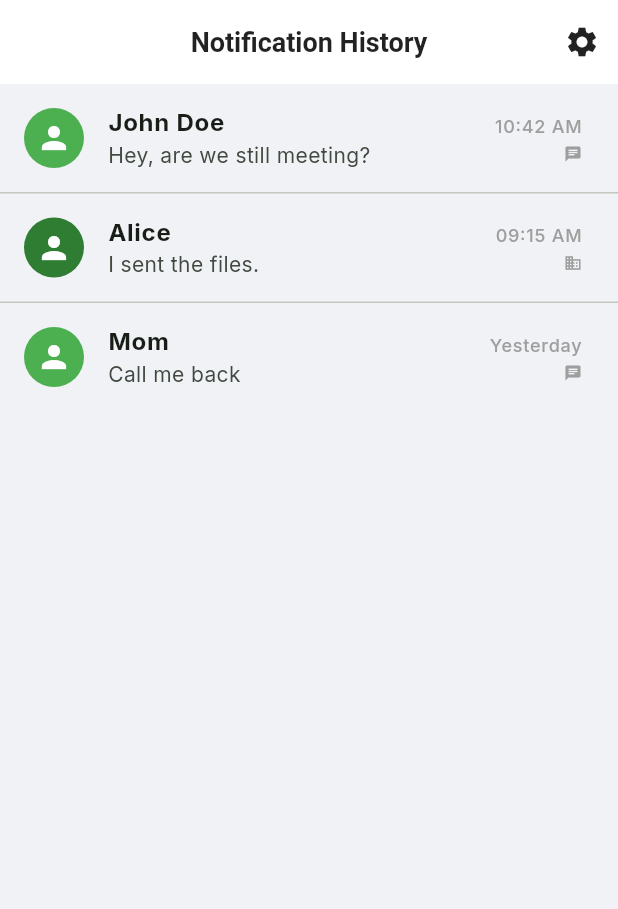
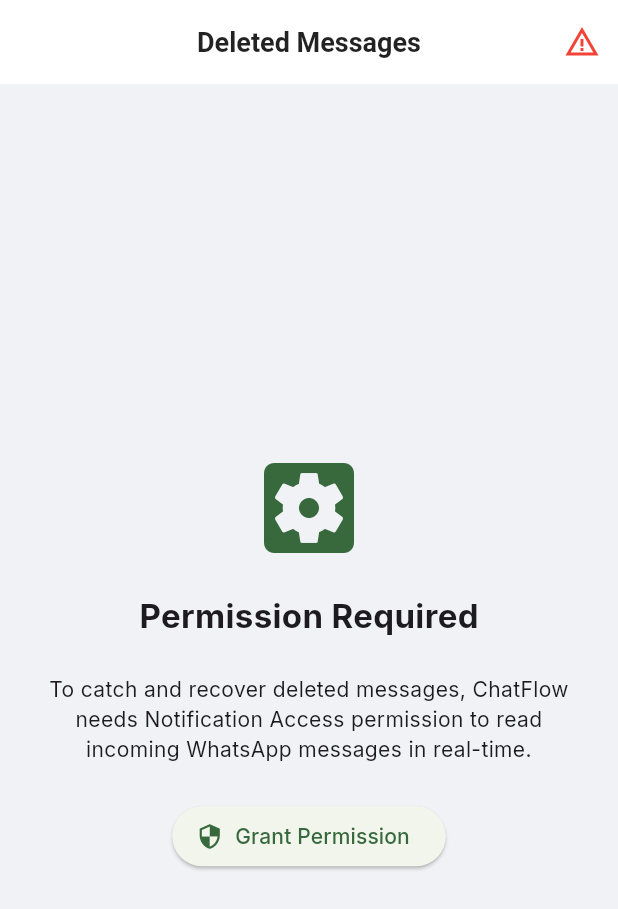
Before and after one commit to mohaninurum/ChatFlow, a Flutter app: the NotificationHistoryScreen screen opened by its route, on a phone screen of 412 x 824 dp. Shown: the top 909 px of the screen. Run offline on Flutter 3.47's test engine with Material 3 defaults, Android fonts, the phone set to English and light mode, and no system bars; our stand-ins replace flutter_riverpod, flutter_screenutil, go_router, google_fonts, hive_flutter, permission_handler and 1 more; missing offline and left inert: notification_listener_service; accounts and stored records are empty.

Commit message:
Implement Notification Listener Service and UI fixes

```diff
--- a/lib/features/chat_utilities/presentation/screens/chat_utilities_screen.dart
+++ b/lib/features/chat_utilities/presentation/screens/chat_utilities_screen.dart
@@ -5,7 +5,7 @@
   const ChatUtilitiesScreen({super.key});
 
   @override
-  Widget build(BuildContext context) {
+  Widget build(BuildContext context, WidgetRef ref) {
     return Scaffold(
       appBar: AppBar(title: const Text('Chat Utilities')),
       body: ListView(
--- a/lib/features/dashboard/presentation/screens/home_screen.dart
+++ b/lib/features/dashboard/presentation/screens/home_screen.dart
@@ -134,9 +134,9 @@
         'color': Colors.green,
       },
       {
-        'title': 'Notification History',
+        'title': 'Recover Deleted Msgs',
         'subtitle': 'Catch deleted messages',
-        'icon': Icons.history,
+        'icon': Icons.delete_sweep,
         'route': 'notificationHistory',
         'color': Colors.purple,
       },
--- a/lib/features/file_manager/presentation/screens/file_manager_screen.dart
+++ b/lib/features/file_manager/presentation/screens/file_manager_screen.dart
@@ -5,7 +5,7 @@
   const FileManagerScreen({super.key});
 
   @override
-  Widget build(BuildContext context) {
+  Widget build(BuildContext context, WidgetRef ref) {
     final categories = [
       {'name': 'Images', 'icon': Icons.image, 'count': '243 files'},
       {'name': 'Videos', 'icon': Icons.video_file, 'count': '45 files'},
--- a/lib/features/media_cleaner/presentation/screens/media_cleaner_screen.dart
+++ b/lib/features/media_cleaner/presentation/screens/media_cleaner_screen.dart
@@ -39,7 +39,6 @@
               width: double.infinity,
               child: ElevatedButton(
                 style: ElevatedButton.styleFrom(padding: const EdgeInsets.all(16)),
-                onSelected: null,
                 onPressed: () {
                   ScaffoldMessenger.of(context).showSnackBar(const SnackBar(content: Text('Cleaning up 1.4 GB...')));
                 },
--- a/lib/features/notification_history/presentation/screens/notification_history_screen.dart
+++ b/lib/features/notification_history/presentation/screens/notification_history_screen.dart
@@ -1,5 +1,8 @@
+import 'dart:async';
 import 'package:flutter/material.dart';
 import 'package:flutter_riverpod/flutter_riverpod.dart';
+import 'package:notification_listener_service/notification_listener_service.dart';
+import 'package:notification_listener_service/notification_event.dart';
 
 class NotificationHistoryScreen extends ConsumerStatefulWidget {
   const NotificationHistoryScreen({super.key});
@@ -9,42 +12,105 @@
 }
 
 class _NotificationHistoryScreenState extends ConsumerState<NotificationHistoryScreen> {
-  // Mock data for now until local DB (Hive) + Native Listener is fully implemented
-  final List<Map<String, dynamic>> _notifications = [
-    {'title': 'John Doe', 'message': 'Hey, are we still meeting?', 'time': '10:42 AM', 'app': 'WhatsApp'},
-    {'title': 'Alice', 'message': 'I sent the files.', 'time': '09:15 AM', 'app': 'WhatsApp Business'},
-    {'title': 'Mom', 'message': 'Call me back', 'time': 'Yesterday', 'app': 'WhatsApp'},
-  ];
+  final List<ServiceNotificationEvent> _notifications = [];
+  StreamSubscription? _subscription;
+  bool _hasPermission = false;
+
+  @override
+  void initState() {
+    super.initState();
+    _checkPermissionAndListen();
+  }
+
+  Future<void> _checkPermissionAndListen() async {
+    final bool status = await NotificationListenerService.isPermissionGranted();
+    setState(() => _hasPermission = status);
+
+    if (status) {
+      _startListening();
+    }
+  }
+
+  Future<void> _requestPermission() async {
+    await NotificationListenerService.requestPermission();
+    _checkPermissionAndListen();
+  }
+
+  void _startListening() {
+    _subscription = NotificationListenerService.notificationsStream.listen((event) {
+      // Only listen to WhatsApp and WhatsApp Business
+      if (event.packageName == 'com.whatsapp' || event.packageName == 'com.whatsapp.w4b') {
+        // Exclude system/ongoing notifications
+        if (event.title != null && event.content != null && event.content != 'Checking for new messages') {
+          setState(() {
+            // Add at the beginning of the list
+            _notifications.insert(0, event);
+          });
+        }
+      }
+    });
+  }
+
+  @override
+  void dispose() {
+    _subscription?.cancel();
+    super.dispose();
+  }
+
+  bool _isDeletedMessage(String? content) {
+    if (content == null) return false;
+    return content.contains('This message was deleted') || content.contains('You deleted this message');
+  }
 
   @override
   Widget build(BuildContext context) {
     return Scaffold(
       appBar: AppBar(
-        title: const Text('Notification History'),
+        title: const Text('Deleted Messages'),
         actions: [
           IconButton(
-            icon: const Icon(Icons.settings),
-            onPressed: () {
-              ScaffoldMessenger.of(context).showSnackBar(
-                const SnackBar(content: Text('Please enable Notification Access in System Settings')),
-              );
-            },
-            tooltip: 'Enable Notification Access',
+            icon: Icon(_hasPermission ? Icons.check_circle : Icons.warning_amber),
+            color: _hasPermission ? Colors.green : Colors.red,
+            onPressed: _requestPermission,
+            tooltip: _hasPermission ? 'Service Active' : 'Enable Notification Access',
           )
         ],
       ),
-      body: _notifications.isEmpty
+      body: !_hasPermission
           ? Center(
               child: Column(
                 mainAxisAlignment: MainAxisAlignment.center,
                 children: [
-                  Icon(Icons.notifications_off_outlined, size: 64, color: Theme.of(context).colorScheme.primary),
+                  Icon(Icons.settings_applications, size: 80, color: Theme.of(context).colorScheme.primary),
                   const SizedBox(height: 16),
-                  const Text('No notifications caught yet', style: TextStyle(fontSize: 18)),
+                  const Text('Permission Required', style: TextStyle(fontSize: 22, fontWeight: FontWeight.bold)),
+                  const Padding(
+                    padding: EdgeInsets.all(24.0),
+                    child: Text(
+                      'To catch and recover deleted messages, ChatFlow needs Notification Access permission to read incoming WhatsApp messages in real-time.',
+                      textAlign: TextAlign.center,
+                    ),
+                  ),
+                  ElevatedButton.icon(
+                    onPressed: _requestPermission,
+                    icon: const Icon(Icons.security),
+                    label: const Text('Grant Permission'),
+                  )
+                ],
+              ),
+            )
+          : _notifications.isEmpty
+              ? Center(
+                  child: Column(
+                    mainAxisAlignment: MainAxisAlignment.center,
+                    children: [
+                      Icon(Icons.mark_email_unread_outlined, size: 80, color: Theme.of(context).colorScheme.secondary.withOpacity(0.5)),
+                      const SizedBox(height: 16),
+                      const Text('Listening for messages...', style: TextStyle(fontSize: 18, fontWeight: FontWeight.bold)),
                       const Padding(
                         padding: EdgeInsets.all(16.0),
                         child: Text(
-                      'Tap the settings icon to enable Notification Access so we can save deleted messages.',
+                          'New WhatsApp messages will appear here. If someone deletes a message, you will still be able to see the original text above the "deleted" notice.',
                           textAlign: TextAlign.center,
                         ),
                       )
@@ -56,20 +122,41 @@
                   separatorBuilder: (context, index) => const Divider(height: 1),
                   itemBuilder: (context, index) {
                     final notif = _notifications[index];
-                final isBusiness = notif['app'] == 'WhatsApp Business';
+                    final isBusiness = notif.packageName == 'com.whatsapp.w4b';
+                    final isDeleted = _isDeletedMessage(notif.content);
 
                     return ListTile(
                       leading: CircleAvatar(
                         backgroundColor: isBusiness ? Colors.green[800] : Colors.green,
                         child: const Icon(Icons.person, color: Colors.white),
                       ),
-                  title: Text(notif['title'], style: const TextStyle(fontWeight: FontWeight.bold)),
-                  subtitle: Text(notif['message']),
+                      title: Row(
+                        children: [
+                          Expanded(
+                            child: Text(notif.title ?? 'Unknown', style: const TextStyle(fontWeight: FontWeight.bold), overflow: TextOverflow.ellipsis),
+                          ),
+                          if (isDeleted) ...[
+                            const SizedBox(width: 8),
+                            Container(
+                              padding: const EdgeInsets.symmetric(horizontal: 6, vertical: 2),
+                              decoration: BoxDecoration(
+                                color: Colors.red.withOpacity(0.1),
+                                borderRadius: BorderRadius.circular(4),
+                                border: Border.all(color: Colors.red.withOpacity(0.5)),
+                              ),
+                              child: const Text('Deleted', style: TextStyle(fontSize: 10, color: Colors.red, fontWeight: FontWeight.bold)),
+                            )
+                          ]
+                        ],
+                      ),
+                      subtitle: Text(notif.content ?? '', style: TextStyle(color: isDeleted ? Colors.black87 : Colors.grey)),
                       trailing: Column(
                         mainAxisAlignment: MainAxisAlignment.center,
                         crossAxisAlignment: CrossAxisAlignment.end,
                         children: [
-                      Text(notif['time'], style: const TextStyle(fontSize: 12, color: Colors.grey)),
+                          // Format time nicely if we had a timestamp, but ServiceNotificationEvent has no timestamp by default sometimes,
+                          // or we can just use "Just now" for this live stream
+                          const Text('Just now', style: TextStyle(fontSize: 12, color: Colors.grey)),
                           const SizedBox(height: 4),
                           Icon(isBusiness ? Icons.business : Icons.chat, size: 12, color: Colors.grey),
                         ],
--- a/lib/features/profile/presentation/screens/profile_screen.dart
+++ b/lib/features/profile/presentation/screens/profile_screen.dart
@@ -5,7 +5,7 @@
   const ProfileScreen({super.key});
 
   @override
-  Widget build(BuildContext context) {
+  Widget build(BuildContext context, WidgetRef ref) {
     return Scaffold(
       appBar: AppBar(title: const Text('Profile & About')),
       body: ListView(
--- a/lib/features/status_creator/presentation/screens/status_creator_screen.dart
+++ b/lib/features/status_creator/presentation/screens/status_creator_screen.dart
@@ -5,7 +5,7 @@
   const StatusCreatorScreen({super.key});
 
   @override
-  Widget build(BuildContext context) {
+  Widget build(BuildContext context, WidgetRef ref) {
     return Scaffold(
       appBar: AppBar(title: const Text('Status Creator')),
       body: Center(
--- a/pubspec.yaml
+++ b/pubspec.yaml
@@ -49,6 +49,7 @@
   google_fonts: ^8.1.0
   lottie: ^3.4.0
   url_launcher: ^6.3.2
+  notification_listener_service: ^1.0.0
 
 dev_dependencies:
   flutter_test:
```
Also changed, not shown: lib/features/direct_chat/presentation/screens/direct_chat_screen.dart (+1 -15 lines), pubspec.lock, 1 other file. Lines whose indentation alone changed are shown as unchanged.
